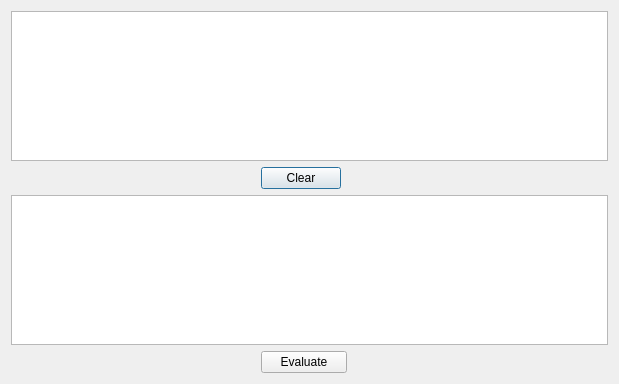
Above: avidemux/qt4/ADM_userInterfaces/ADM_shell/shell.ui from mean00/avidemux2 before the change. Below: the same form after it.
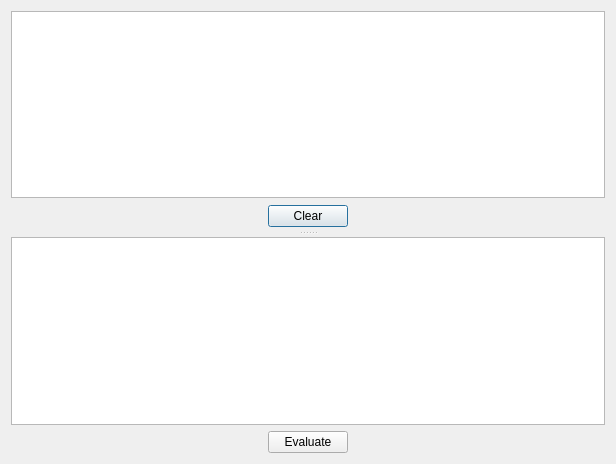
That is the form after the change.

Commit message: [ADM_shell] resize splitter

```diff
--- a/avidemux/qt4/ADM_userInterfaces/ADM_shell/shell.ui
+++ b/avidemux/qt4/ADM_userInterfaces/ADM_shell/shell.ui
@@ -9,8 +9,8 @@
    <rect>
     <x>0</x>
     <y>0</y>
-    <width>619</width>
-    <height>384</height>
+    <width>616</width>
+    <height>464</height>
    </rect>
   </property>
   <property name="windowTitle">
@@ -19,8 +19,21 @@
   <property name="modal">
    <bool>true</bool>
   </property>
+  <layout class="QVBoxLayout" name="verticalLayout">
+   <item>
+    <widget class="QSplitter" name="splitter">
+     <property name="orientation">
+      <enum>Qt::Vertical</enum>
+     </property>
+     <property name="handleWidth">
+      <number>8</number>
+     </property>
+     <property name="childrenCollapsible">
+      <bool>false</bool>
+     </property>
+     <widget class="QWidget" name="layoutWidget">
   <layout class="QGridLayout" name="gridLayout">
-   <item row="0" column="0" colspan="4">
+       <item row="0" column="0" colspan="3">
     <widget class="QTextBrowser" name="textBrowser">
      <property name="focusPolicy">
       <enum>Qt::ClickFocus</enum>
@@ -38,7 +51,7 @@
      <property name="sizeHint" stdset="0">
       <size>
        <width>259</width>
-       <height>20</height>
+           <height>25</height>
       </size>
      </property>
     </spacer>
@@ -50,27 +63,31 @@
      </property>
     </widget>
    </item>
-   <item row="1" column="2" colspan="2">
+       <item row="1" column="2">
     <spacer name="horizontalSpacer_3">
      <property name="orientation">
       <enum>Qt::Horizontal</enum>
      </property>
      <property name="sizeHint" stdset="0">
       <size>
-       <width>276</width>
-       <height>20</height>
+           <width>259</width>
+           <height>25</height>
       </size>
      </property>
     </spacer>
    </item>
-   <item row="2" column="0" colspan="4">
+      </layout>
+     </widget>
+     <widget class="QWidget" name="layoutWidget">
+      <layout class="QGridLayout" name="gridLayout_2">
+       <item row="0" column="0" colspan="3">
     <widget class="QTextBrowser" name="textBrowser_2">
      <property name="readOnly">
       <bool>false</bool>
      </property>
     </widget>
    </item>
-   <item row="3" column="0">
+       <item row="1" column="0">
     <spacer name="horizontalSpacer_2">
      <property name="orientation">
       <enum>Qt::Horizontal</enum>
@@ -83,25 +100,29 @@
      </property>
     </spacer>
    </item>
-   <item row="3" column="1" colspan="2">
+       <item row="1" column="1">
     <widget class="QPushButton" name="evalute">
      <property name="text">
       <string>Evaluate</string>
      </property>
     </widget>
    </item>
-   <item row="3" column="3">
+       <item row="1" column="2">
     <spacer name="horizontalSpacer_4">
      <property name="orientation">
       <enum>Qt::Horizontal</enum>
      </property>
      <property name="sizeHint" stdset="0">
       <size>
-       <width>258</width>
+           <width>259</width>
        <height>20</height>
       </size>
      </property>
     </spacer>
+       </item>
+      </layout>
+     </widget>
+    </widget>
    </item>
   </layout>
  </widget>
```
Lines whose indentation alone changed are shown as unchanged.
